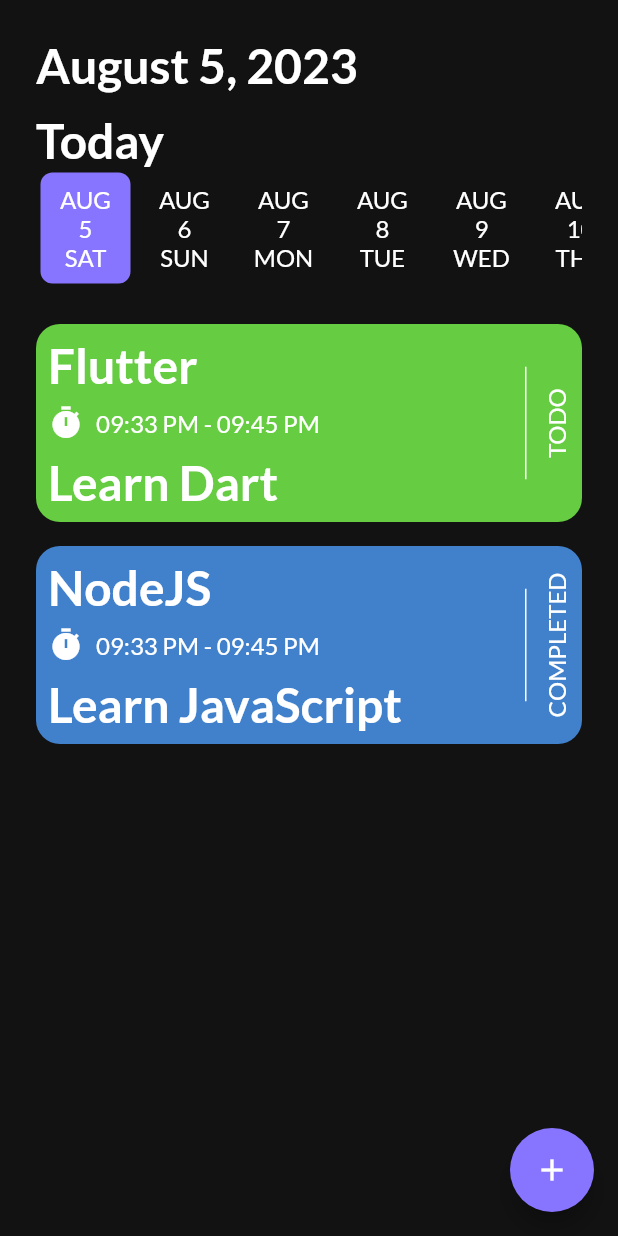
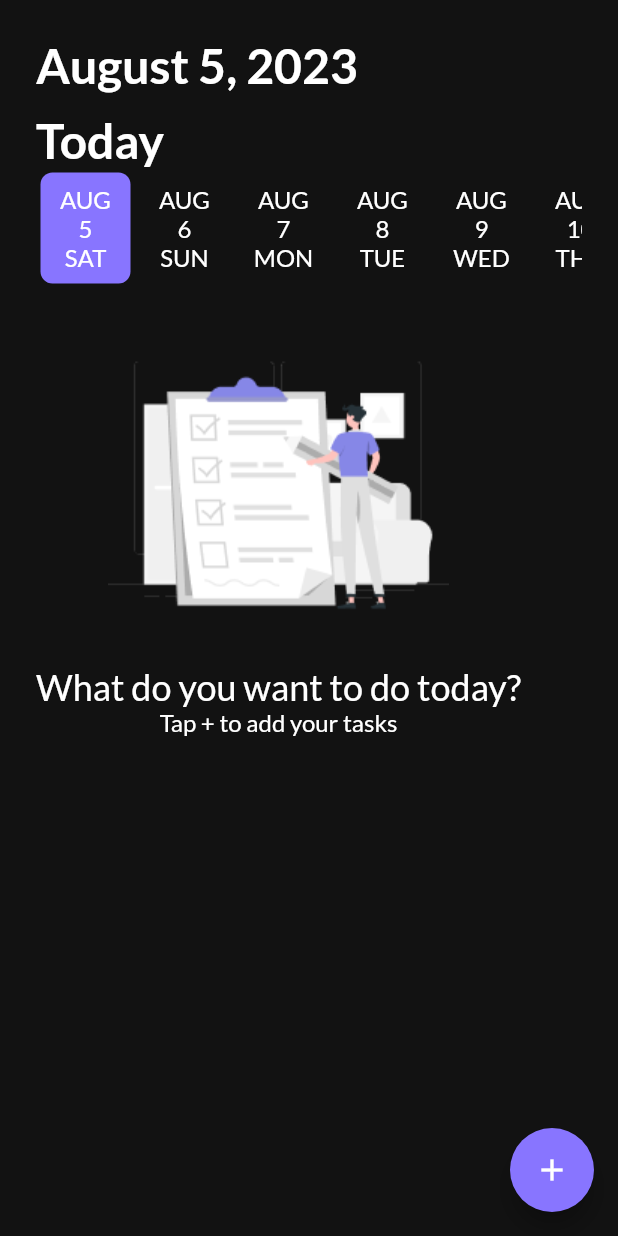
Before and after one commit to AmmarAgeeza/Up-To-Do-App, a Flutter app: the HomeScreen screen opened directly, on a phone screen of 412 x 824 dp. Run offline on Flutter 3.47's test engine with Material 2 defaults, Android fonts, the phone set to English and light mode, and no system bars; drawn by our look-alikes of date_picker_timeline; our stand-ins replace flutter_bloc, flutter_screenutil, get_it, google_fonts, shared_preferences, smooth_page_indicator; accounts and stored records are empty.

```diff
--- a/lib/core/utils/app_strings.dart
+++ b/lib/core/utils/app_strings.dart
@@ -32,4 +32,6 @@ class AppStrings {
   static const String deleteTask  = 'Delete Task';
   static const String cancel  = 'Cancel';
   static const String onBoardingKey  = 'onBoaring';
+  static const String noteErrorMsg  = 'Enter Valid Note';
+  static const String tilteErrorMsg  = 'Enter Valid title';
 }
--- a/lib/feature/task/data/model/task_model.dart
+++ b/lib/feature/task/data/model/task_model.dart
@@ -4,11 +4,13 @@ class TaskModel {
   final String note;
   final String startTime;
   final String endTime;
+  final String date;
   final bool isCompleted;
   final int color;
 
   TaskModel({
     required this.id,
+    required this.date,
     required this.title,
     required this.note,
     required this.startTime,
@@ -16,24 +18,4 @@ class TaskModel {
     required this.isCompleted,
     required this.color,
   });
-  static List<TaskModel> tasksList = [
-    TaskModel(
-      id: '1',
-      title: 'Flutter',
-      note: 'Learn Dart',
-      startTime: '09:33 PM',
-      endTime: '09:45 PM',
-      isCompleted: false,
-      color: 1,
-    ),
-    TaskModel(
-      id: '2',
-      title: 'NodeJS',
-      note: 'Learn JavaScript',
-      startTime: '09:33 PM',
-      endTime: '09:45 PM',
-      isCompleted: true,
-      color: 3,
-    ),
-  ];
 }
--- a/lib/feature/task/presentation/components/add_task_component.dart
+++ b/lib/feature/task/presentation/components/add_task_component.dart
@@ -9,12 +9,15 @@ class AddTaskComponent extends StatelessWidget {
     this.controller,
     this.suffixIcon,
     this.readOnly = false,
+    this.validator,
   });
   final String tilte;
   final String hintText;
   final TextEditingController? controller;
   final IconButton? suffixIcon;
   final bool readOnly;
+  final String? Function(String?)? validator;
+
   @override
   Widget build(BuildContext context) {
     return Column(
@@ -24,10 +27,11 @@ class AddTaskComponent extends StatelessWidget {
           tilte,
           style: Theme.of(context).textTheme.displayMedium,
         ),
-         SizedBox(height: 8.h),
+        SizedBox(height: 8.h),
         TextFormField(
           readOnly: readOnly,
           controller: controller,
+          validator: validator,
           decoration: InputDecoration(
             //hint
             hintText: hintText,
--- a/lib/feature/task/presentation/cubit/task_state.dart
+++ b/lib/feature/task/presentation/cubit/task_state.dart
@@ -19,4 +19,11 @@ class GetEndTimeLoadingState extends TaskState {}
 class GetEndTimeSucessState extends TaskState {}
 
 class GetEndTimeErrorState extends TaskState {}
+
 class ChangeCheckMarkIndexState extends TaskState {}
+
+class InsertTaskLoadingState extends TaskState {}
+
+class InsertTaskSucessState extends TaskState {}
+
+class InsertTaskErrorState extends TaskState {}
--- a/lib/feature/task/presentation/screens/home_screen/home_screen.dart
+++ b/lib/feature/task/presentation/screens/home_screen/home_screen.dart
@@ -1,5 +1,6 @@
 import 'package:date_picker_timeline/date_picker_timeline.dart';
 import 'package:flutter/material.dart';
+import 'package:flutter_bloc/flutter_bloc.dart';
 import 'package:intl/intl.dart';
 import 'package:to_do_app/core/commons/commons.dart';
 import 'package:to_do_app/core/utils/app_strings.dart';
@@ -8,6 +9,8 @@ import 'package:to_do_app/core/widgets/custom_button.dart';
 import '../../../../../core/utils/app_assets.dart';
 import '../../../../../core/utils/app_colors.dart';
 import '../../../data/model/task_model.dart';
+import '../../cubit/task_cubit.dart';
+import '../../cubit/task_state.dart';
 import '../add_task_screen/add_task_screen.dart';
 
 class HomeScreen extends StatelessWidget {
@@ -19,7 +22,9 @@ class HomeScreen extends StatelessWidget {
       child: Scaffold(
         body: Padding(
           padding: const EdgeInsets.all(24.0),
-          child: Column(
+          child: BlocBuilder<TaskCubit, TaskState>(
+            builder: (context, state) {
+              return Column(
                 crossAxisAlignment: CrossAxisAlignment.start,
                 children: [
                   //date now
@@ -51,11 +56,13 @@ class HomeScreen extends StatelessWidget {
                     height: 24,
                   ),
                   //no tasks
-              TaskModel.tasksList.isEmpty?
-              noTasksWidget(context):
-              Expanded(
+                  BlocProvider.of<TaskCubit>(context).tasksList.isEmpty
+                      ? noTasksWidget(context)
+                      : Expanded(
                           child: ListView.builder(
-                  itemCount: TaskModel.tasksList.length,
+                            itemCount: BlocProvider.of<TaskCubit>(context)
+                                .tasksList
+                                .length,
                             itemBuilder: (context, index) {
                               return InkWell(
                                   onTap: () {
@@ -73,7 +80,8 @@ class HomeScreen extends StatelessWidget {
                                                 height: 48,
                                                 width: double.infinity,
                                                 child: CustomButton(
-                                        text: AppStrings.taskCompleted,
+                                                  text:
+                                                      AppStrings.taskCompleted,
                                                   onPressed: () {},
                                                 ),
                                               ),
@@ -87,7 +95,8 @@ class HomeScreen extends StatelessWidget {
                                                 width: double.infinity,
                                                 child: CustomButton(
                                                   text: AppStrings.deleteTask,
-                                        backgroundColor: AppColors.red,
+                                                  backgroundColor:
+                                                      AppColors.red,
                                                   onPressed: () {},
                                                 ),
                                               ),
@@ -110,12 +119,16 @@ class HomeScreen extends StatelessWidget {
                                     );
                                   },
                                   child: TaskComponent(
-                          taskModel: TaskModel.tasksList[index],
+                                    taskModel:
+                                        BlocProvider.of<TaskCubit>(context)
+                                            .tasksList[index],
                                   ));
                             },
                           ),
                         ),
                 ],
+              );
+            },
           ),
         ),
         //fab
@@ -173,6 +186,7 @@ class TaskComponent extends StatelessWidget {
         return AppColors.grey;
     }
   }
+
   @override
   Widget build(BuildContext context) {
     return Container(
```
Also changed, not shown: lib/feature/task/presentation/cubit/task_cubit.dart (+28 -0 lines), lib/feature/task/presentation/screens/add_task_screen/add_task_screen.dart (+45 -15 lines). Lines whose indentation alone changed are shown as unchanged.
